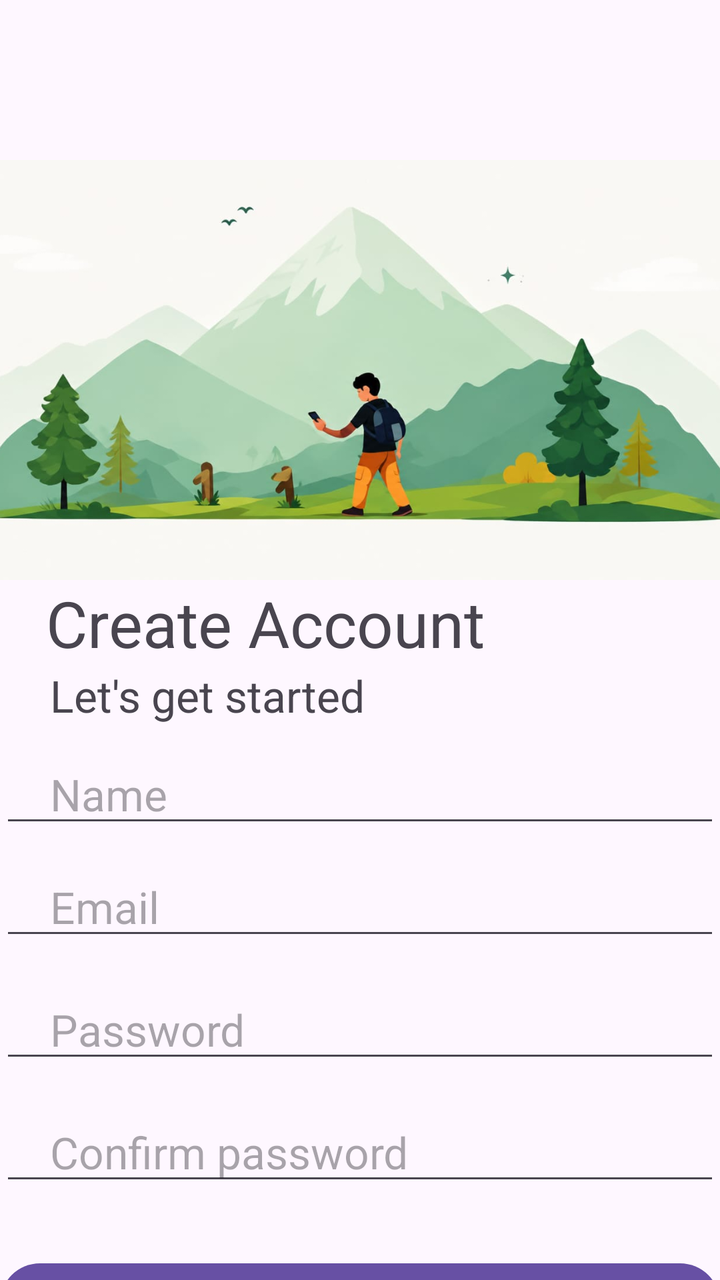
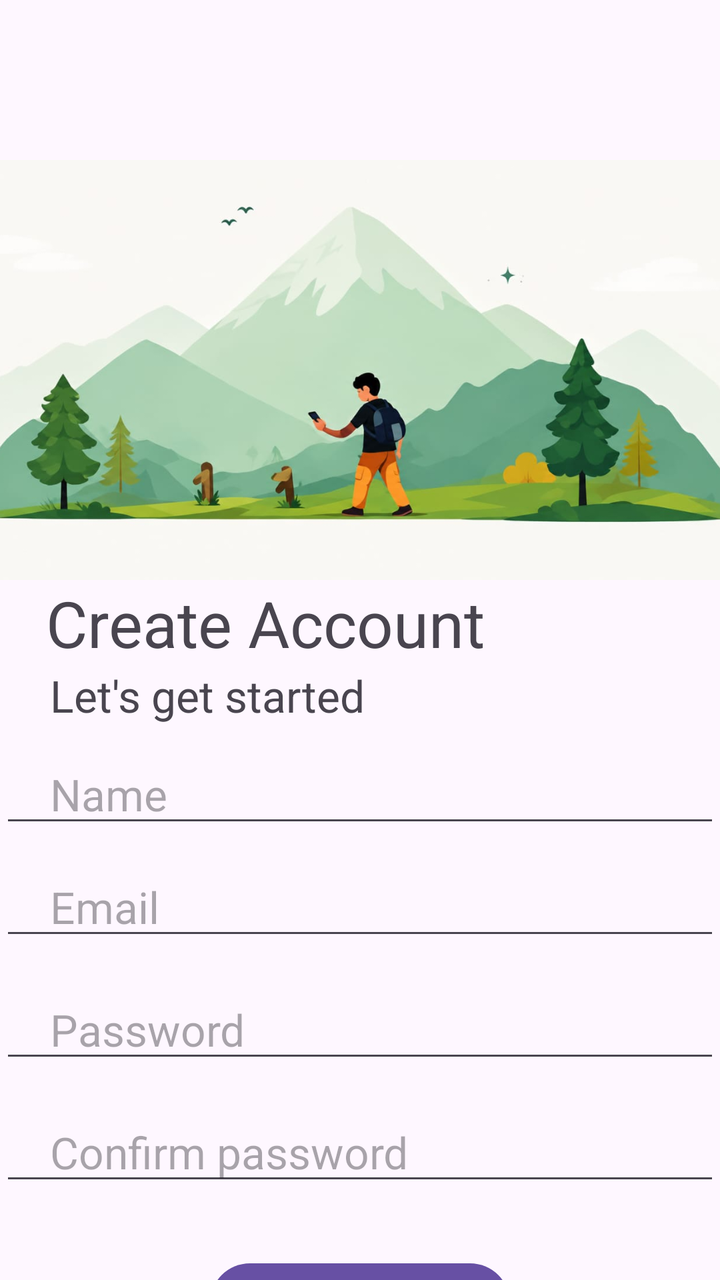

The first picture is an Android layout as it rendered before a commit; the second is the same layout after the commit. The layout source and the unified diff follow.
<!-- AndroidManifest.xml: application theme Theme.TrailSplit -->
<!-- res/layout/activity_signup.xml -->
<?xml version="1.0" encoding="utf-8"?>
<androidx.constraintlayout.widget.ConstraintLayout xmlns:android="http://schemas.android.com/apk/res/android"
    xmlns:app="http://schemas.android.com/apk/res-auto"
    xmlns:tools="http://schemas.android.com/tools"
    android:id="@+id/main"
    android:layout_width="match_parent"
    android:layout_height="match_parent"
    tools:context=".Signup">

   <ImageView
       android:id="@+id/loginheader"
       android:layout_width="match_parent"
       android:layout_height="210dp"
       android:layout_marginTop="80dp"
       android:scaleType="centerCrop"
       android:src="@drawable/login"
       app:layout_constraintTop_toTopOf="parent"


       />

   <TextView
       android:id="@+id/welcome"
       android:layout_width="wrap_content"
       android:layout_height="wrap_content"
       android:text=" Create Account"
       android:textSize="32sp"
       app:layout_constraintTop_toBottomOf="@id/loginheader"
       app:layout_constraintStart_toStartOf="@id/loginheader"
       android:paddingLeft="15dp"
       />

   <TextView
       android:id="@+id/statement"
       android:layout_width="wrap_content"
       android:layout_height="wrap_content"
       android:text="Let's get started"
       android:textSize="22sp"
       android:paddingLeft="25dp"
       app:layout_constraintTop_toBottomOf="@id/welcome"
       app:layout_constraintStart_toStartOf="@id/welcome"


       />
   <EditText
       android:id="@+id/Name"
       android:layout_width="match_parent"
       android:layout_height="wrap_content"

       android:hint="Name"
      android:paddingStart="25dp"


       android:textSize="22sp"
       android:paddingTop="20dp"
       android:paddingLeft="15dp"
       app:layout_constraintTop_toBottomOf="@id/statement"
       app:layout_constraintStart_toStartOf="@id/statement"

       />
   <EditText
       android:id="@+id/email"
       android:layout_width="match_parent"
       android:layout_height="wrap_content"

       android:hint="Email"
       android:paddingStart="25dp"

       android:textSize="22sp"
       android:paddingTop="20dp"
       android:paddingLeft="15dp"
       app:layout_constraintTop_toBottomOf="@id/Name"
       app:layout_constraintStart_toStartOf="@id/Name"

       />

   <EditText
       android:id="@+id/password"
       android:layout_width="match_parent"
       android:layout_height="wrap_content"

       android:hint="Password"
       android:paddingStart="25dp"

       android:textSize="22sp"
       android:paddingTop="25dp"
       android:paddingLeft="15dp"
       app:layout_constraintTop_toBottomOf="@id/email"
       app:layout_constraintStart_toStartOf="@id/email"

       />
   <EditText
       android:id="@+id/confirm_password"
       android:layout_width="match_parent"
       android:layout_height="wrap_content"

       android:hint="Confirm password"
       android:paddingStart="25dp"

       android:textSize="22sp"
       android:paddingTop="25dp"
       android:paddingLeft="15dp"
       app:layout_constraintTop_toBottomOf="@id/password"
       app:layout_constraintStart_toStartOf="@id/password"

       />
   <Button
       android:id="@+id/btn"
       android:layout_width="match_parent"
       android:layout_height="wrap_content"
       android:text="Sign Up"
       android:textSize="20sp"
       android:layout_marginTop="30dp"


       app:layout_constraintTop_toBottomOf="@id/confirm_password"
       />

   <TextView
       android:id="@+id/account"
       android:layout_width="wrap_content"
       android:layout_height="wrap_content"
       android:text="Already have an account ? "
       android:textSize="16dp"
       android:paddingTop="20dp"
       app:layout_constraintTop_toBottomOf="@id/btn"
       android:paddingLeft="95dp"
       app:layout_constraintStart_toStartOf="parent"



       />
   <TextView
       android:id="@+id/signtolog"
       android:layout_width="wrap_content"
       android:layout_height="wrap_content"
       android:text="Login"
       android:textSize="18dp"
       app:layout_constraintStart_toEndOf="@id/account"
       app:layout_constraintTop_toBottomOf="@id/btn"
       android:paddingTop="20dp"
       android:paddingLeft="12dp"
       android:textColor="#2196F3"
       />

</androidx.constraintlayout.widget.ConstraintLayout>
<!-- resources referenced by this layout -->
<resources>
  <!-- drawable login: jpeg bitmap (drawable, 42846 bytes) -->
  <style name="Theme.TrailSplit" parent="Base.Theme.TrailSplit" />
  <style name="Base.Theme.TrailSplit" parent="Theme.Material3.DayNight.NoActionBar">
          
          
      </style>
</resources>

<!-- the commit's change to res/layout/activity_signup.xml (unified diff, before → after) -->
@@ -106,12 +106,13 @@
        />
    <Button
        android:id="@+id/btn"
-       android:layout_width="match_parent"
+       android:layout_width="150dp"
        android:layout_height="wrap_content"
        android:text="Sign Up"
        android:textSize="20sp"
        android:layout_marginTop="30dp"
-
+       app:layout_constraintStart_toStartOf="@id/confirm_password"
+       app:layout_constraintEnd_toEndOf="@id/confirm_password"
 
        app:layout_constraintTop_toBottomOf="@id/confirm_password"
        />
